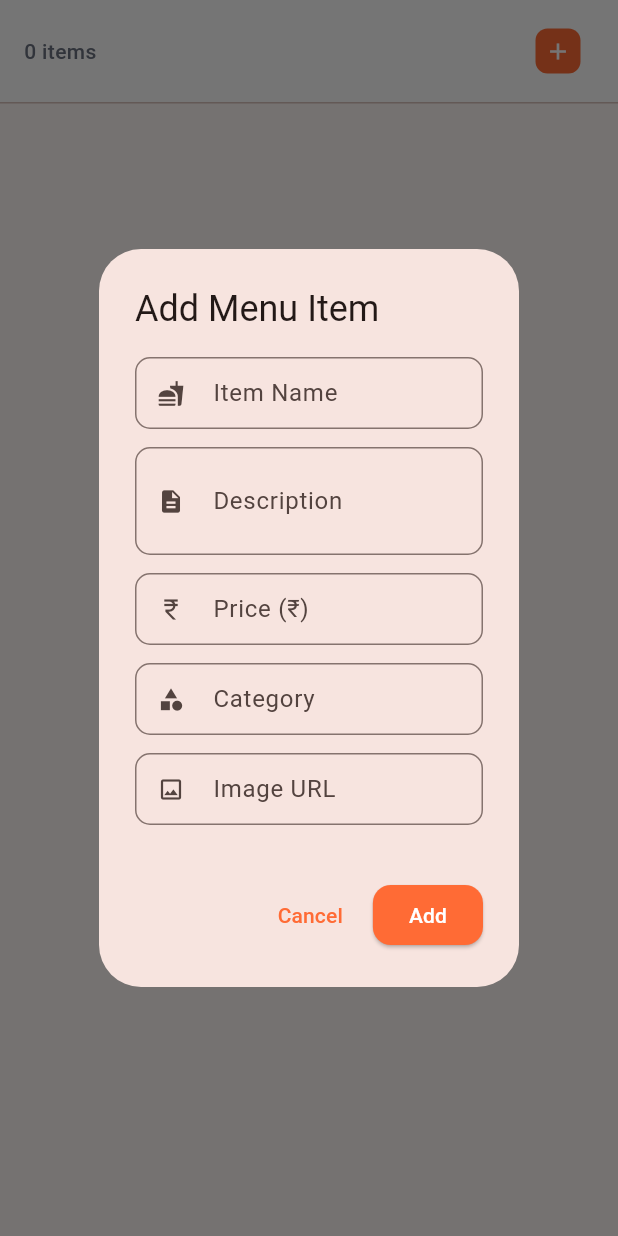
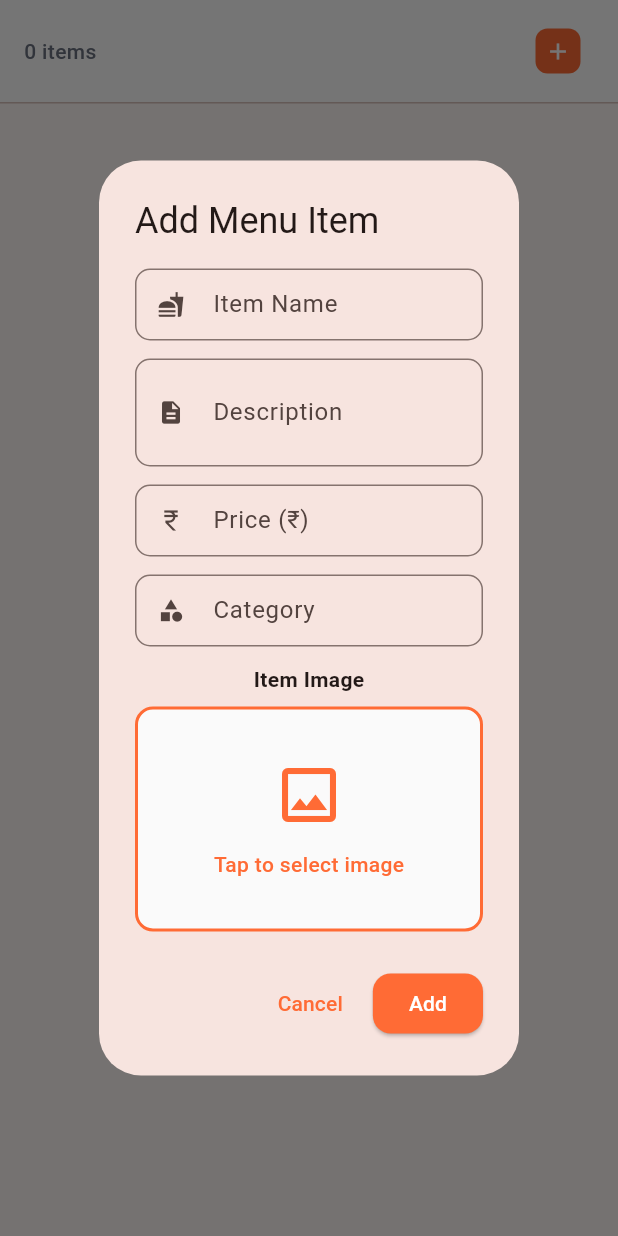
Before and after one commit to Jeetjha-07/SmartECanteen, a Flutter app: the RestaurantMenuScreen widget shown alone on an empty page, opened directly, after a tap on the "add" icon, on a phone screen of 412 x 824 dp. Run offline on Flutter 3.47's test engine with Material 3 defaults, Android fonts, the phone set to English and light mode, and no system bars; our stand-ins replace cached_network_image, flutter_rating_bar, flutter_secure_storage, image_picker; accounts and stored records are empty; network calls fail.

Commit message:
image has some bugs to be fixed

```diff
--- a/lib/screens/restaurant/restaurant_menu_screen.dart
+++ b/lib/screens/restaurant/restaurant_menu_screen.dart
@@ -1,5 +1,7 @@
 import 'package:flutter/material.dart';
 import 'package:cached_network_image/cached_network_image.dart';
+import 'package:image_picker/image_picker.dart';
+import 'dart:typed_data';
 import '../../services/menu_service.dart';
 import '../../services/auth_service.dart';
 import '../../models/food_item.dart';
@@ -316,10 +318,11 @@ class _RestaurantMenuScreenState extends State<RestaurantMenuScreen> {
     final descCtrl = TextEditingController(text: existing?.description ?? '');
     final priceCtrl = TextEditingController(
         text: existing != null ? existing.price.toStringAsFixed(0) : '');
-    final imageCtrl = TextEditingController(text: existing?.imageUrl ?? '');
     final catCtrl = TextEditingController(text: existing?.category ?? '');
     final formKey = GlobalKey<FormState>();
     bool isLoading = false;
+    XFile? selectedImage;
+    String? existingImageUrl = existing?.imageUrl;
 
     showDialog(
       context: context,
@@ -342,34 +345,81 @@ class _RestaurantMenuScreenState extends State<RestaurantMenuScreen> {
                   const SizedBox(height: 12),
                   _buildField(catCtrl, 'Category', Icons.category),
                   const SizedBox(height: 12),
-                  _buildField(imageCtrl, 'Image URL', Icons.image_outlined,
-                      required: false, onChanged: () => setDialogState(() {})),
-                  const SizedBox(height: 12),
-                  // Image Preview
-                  if (imageCtrl.text.trim().isNotEmpty)
-                    Container(
+
+                  // 📸 Image Selection Section
+                  const Text(
+                    'Item Image',
+                    style: TextStyle(fontWeight: FontWeight.w600, fontSize: 14),
+                  ),
+                  const SizedBox(height: 8),
+
+                  // Image Preview or Upload Button
+                  GestureDetector(
+                    onTap: () async {
+                      final ImagePicker picker = ImagePicker();
+                      final XFile? image = await picker.pickImage(
+                        source: ImageSource.gallery,
+                        imageQuality: 80,
+                      );
+                      if (image != null) {
+                        setDialogState(() => selectedImage = image);
+                      }
+                    },
+                    child: Container(
+                      height: 150,
                       width: double.infinity,
-                      height: 100,
                       decoration: BoxDecoration(
-                        border: Border.all(color: AppColors.textGrey, width: 1),
-                        borderRadius: BorderRadius.circular(10),
+                        border: Border.all(
+                          color: AppColors.primaryOrange,
+                          width: 2,
+                        ),
+                        borderRadius: BorderRadius.circular(12),
                         color: Colors.grey[50],
                       ),
-                      child: ClipRRect(
+                      child: selectedImage == null && existingImageUrl == null
+                          ? Column(
+                              mainAxisAlignment: MainAxisAlignment.center,
+                              children: [
+                                const Icon(
+                                  Icons.image_outlined,
+                                  size: 48,
+                                  color: AppColors.primaryOrange,
+                                ),
+                                const SizedBox(height: 12),
+                                const Text(
+                                  'Tap to select image',
+                                  style: TextStyle(
+                                    color: AppColors.primaryOrange,
+                                    fontWeight: FontWeight.w500,
+                                  ),
+                                ),
+                              ],
+                            )
+                          : selectedImage != null
+                              ? FutureBuilder<Uint8List>(
+                                  future: selectedImage!.readAsBytes(),
+                                  builder: (context, snapshot) {
+                                    if (snapshot.hasData) {
+                                      return ClipRRect(
                                         borderRadius: BorderRadius.circular(10),
-                        child: CachedNetworkImage(
-                          imageUrl: imageCtrl.text.trim(),
+                                        child: Image.memory(
+                                          snapshot.data!,
                                           fit: BoxFit.cover,
-                          placeholder: (_, __) => Container(
-                            color: Colors.grey[200],
-                            child: const Center(
+                                        ),
+                                      );
+                                    }
+                                    return const Center(
+                                      child: CircularProgressIndicator(),
+                                    );
+                                  },
+                                )
+                              : CachedNetworkImage(
+                                  imageUrl: existingImageUrl ?? '',
+                                  fit: BoxFit.cover,
+                                  placeholder: (_, __) => const Center(
                                     child: CircularProgressIndicator(),
                                   ),
-                          ),
-                          errorWidget: (_, __, ___) => Container(
-                            color: Colors.red[50],
-                            child: Center(
-                              child: Column(
+                                  errorWidget: (_, __, ___) => Column(
                                     mainAxisAlignment: MainAxisAlignment.center,
                                     children: const [
                                       Icon(Icons.broken_image,
@@ -384,6 +434,22 @@ class _RestaurantMenuScreenState extends State<RestaurantMenuScreen> {
                                 ),
                     ),
                   ),
+
+                  // Change/Remove button if image selected
+                  if (selectedImage != null || existingImageUrl != null)
+                    Padding(
+                      padding: const EdgeInsets.only(top: 8.0),
+                      child: ElevatedButton(
+                        onPressed: () {
+                          setDialogState(() {
+                            selectedImage = null;
+                            existingImageUrl = null;
+                          });
+                        },
+                        style: ElevatedButton.styleFrom(
+                          backgroundColor: AppColors.errorRed,
+                        ),
+                        child: const Text('Change Image'),
                       ),
                     ),
                 ],
@@ -406,7 +472,7 @@ class _RestaurantMenuScreenState extends State<RestaurantMenuScreen> {
                         name: nameCtrl.text.trim(),
                         description: descCtrl.text.trim(),
                         price: double.tryParse(priceCtrl.text) ?? 0,
-                        imageUrl: imageCtrl.text.trim(),
+                        imageUrl: existingImageUrl ?? '',
                         category: catCtrl.text.trim(),
                         restaurantId:
                             AuthService.currentUser?.restaurantId ?? '',
@@ -415,11 +481,17 @@ class _RestaurantMenuScreenState extends State<RestaurantMenuScreen> {
                       bool ok;
                       String? errorMsg;
                       if (existing == null) {
-                        final result = await MenuService.addMenuItem(item);
+                        final result = await MenuService.addMenuItem(
+                          item,
+                          imageFile: selectedImage,
+                        );
                         ok = result['success'] ?? false;
                         errorMsg = result['error'];
                       } else {
-                        ok = await MenuService.updateMenuItem(item);
+                        ok = await MenuService.updateMenuItem(
+                          item,
+                          imageFile: selectedImage,
+                        );
                       }
 
                       if (!context.mounted) return;
@@ -571,8 +643,8 @@ class _MenuItemCardState extends State<_MenuItemCard> {
                             color: Colors.grey[200],
                             borderRadius: BorderRadius.circular(10),
                           ),
-                          child: const Icon(Icons.restaurant,
-                              color: Colors.grey),
+                          child:
+                              const Icon(Icons.restaurant, color: Colors.grey),
                         ),
                 ),
                 if (!_isAvailable)
--- a/lib/services/api_service.dart
+++ b/lib/services/api_service.dart
@@ -29,6 +29,11 @@ class ApiService {
   static void clearToken() {
     _jwtToken = null;
     print('🔐 JWT token cleared');
+  }
+
+  /// Get JWT token
+  static String? getAuthToken() {
+    return _jwtToken;
   }
 
   /// Get headers with JWT token
```
Also changed, not shown: lib/screens/customer/cart_screen.dart (+28 -25 lines), lib/screens/customer/menu_screen.dart (+12 -1 lines), lib/services/menu_service.dart (+75 -9 lines), 5 other files. Lines whose indentation alone changed are shown as unchanged.
